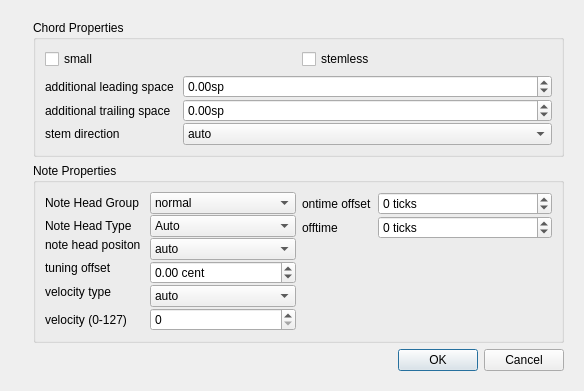
Qt form mscore/mscore/chordproperties.ui (musescore/musescore-old) before a commit.
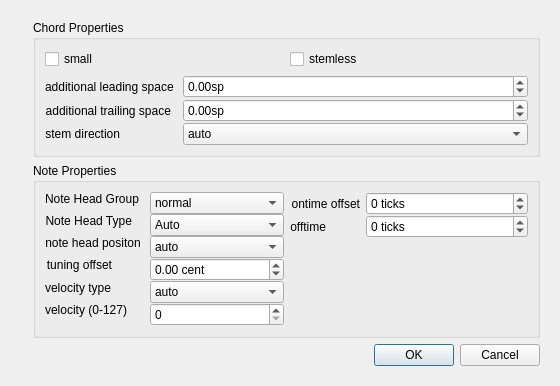
The same form after that commit. Icons and pictures are not drawn.

```diff
--- a/mscore/mscore/chordproperties.ui
+++ b/mscore/mscore/chordproperties.ui
@@ -6,8 +6,8 @@
    <rect>
     <x>0</x>
     <y>0</y>
-    <width>584</width>
-    <height>375</height>
+    <width>560</width>
+    <height>376</height>
    </rect>
   </property>
   <property name="windowTitle">
@@ -101,6 +101,12 @@
                <property name="text">
                 <string>additional trailing space</string>
                </property>
+               <property name="alignment">
+                <set>Qt::AlignRight|Qt::AlignTrailing|Qt::AlignVCenter</set>
+               </property>
+               <property name="margin">
+                <number>5</number>
+               </property>
               </widget>
              </item>
              <item row="1" column="1">
@@ -121,6 +127,12 @@
                <property name="text">
                 <string>stem direction</string>
                </property>
+               <property name="alignment">
+                <set>Qt::AlignRight|Qt::AlignTrailing|Qt::AlignVCenter</set>
+               </property>
+               <property name="margin">
+                <number>5</number>
+               </property>
               </widget>
              </item>
              <item row="2" column="1">
@@ -171,7 +183,7 @@
            <item>
             <layout class="QFormLayout" name="formLayout_3">
              <property name="verticalSpacing">
-              <number>1</number>
+              <number>0</number>
              </property>
              <item row="5" column="0">
               <widget class="QLabel" name="label_4">
@@ -184,6 +196,12 @@
                <property name="text">
                 <string>tuning offset</string>
                </property>
+               <property name="alignment">
+                <set>Qt::AlignRight|Qt::AlignTrailing|Qt::AlignVCenter</set>
+               </property>
+               <property name="margin">
+                <number>5</number>
+               </property>
               </widget>
              </item>
              <item row="5" column="1">
@@ -222,13 +240,31 @@
                <property name="text">
                 <string>velocity type</string>
                </property>
+               <property name="alignment">
+                <set>Qt::AlignRight|Qt::AlignTrailing|Qt::AlignVCenter</set>
+               </property>
+               <property name="margin">
+                <number>5</number>
+               </property>
               </widget>
              </item>
              <item row="8" column="0">
               <widget class="QLabel" name="label_8">
+               <property name="sizePolicy">
+                <sizepolicy hsizetype="Preferred" vsizetype="Fixed">
+                 <horstretch>0</horstretch>
+                 <verstretch>0</verstretch>
+                </sizepolicy>
+               </property>
                <property name="text">
                 <string>velocity (0-127)</string>
                </property>
+               <property name="alignment">
+                <set>Qt::AlignRight|Qt::AlignTrailing|Qt::AlignVCenter</set>
+               </property>
+               <property name="margin">
+                <number>5</number>
+               </property>
               </widget>
              </item>
              <item row="6" column="1">
@@ -277,6 +313,12 @@
                <property name="text">
                 <string>note head positon </string>
                </property>
+               <property name="alignment">
+                <set>Qt::AlignRight|Qt::AlignTrailing|Qt::AlignVCenter</set>
+               </property>
+               <property name="margin">
+                <number>5</number>
+               </property>
               </widget>
              </item>
              <item row="4" column="1">
@@ -306,16 +348,40 @@
              </item>
              <item row="2" column="0">
               <widget class="QLabel" name="label_13">
+               <property name="sizePolicy">
+                <sizepolicy hsizetype="Preferred" vsizetype="Fixed">
+                 <horstretch>0</horstretch>
+                 <verstretch>0</verstretch>
+                </sizepolicy>
+               </property>
                <property name="text">
                 <string>Note Head Group</string>
                </property>
+               <property name="alignment">
+                <set>Qt::AlignRight|Qt::AlignTrailing|Qt::AlignVCenter</set>
+               </property>
+               <property name="margin">
+                <number>5</number>
+               </property>
               </widget>
              </item>
              <item row="3" column="0">
               <widget class="QLabel" name="label_14">
+               <property name="sizePolicy">
+                <sizepolicy hsizetype="Preferred" vsizetype="Fixed">
+                 <horstretch>0</horstretch>
+                 <verstretch>0</verstretch>
+                </sizepolicy>
+               </property>
                <property name="text">
                 <string>Note Head Type</string>
                </property>
+               <property name="alignment">
+                <set>Qt::AlignRight|Qt::AlignTrailing|Qt::AlignVCenter</set>
+               </property>
+               <property name="margin">
+                <number>5</number>
+               </property>
               </widget>
              </item>
              <item row="2" column="1">
@@ -431,13 +497,19 @@
               <enum>QFormLayout::ExpandingFieldsGrow</enum>
              </property>
              <property name="verticalSpacing">
-              <number>1</number>
+              <number>0</number>
              </property>
              <item row="0" column="0">
               <widget class="QLabel" name="label_10">
                <property name="text">
                 <string>ontime offset</string>
                </property>
+               <property name="alignment">
+                <set>Qt::AlignRight|Qt::AlignTrailing|Qt::AlignVCenter</set>
+               </property>
+               <property name="margin">
+                <number>5</number>
+               </property>
               </widget>
              </item>
              <item row="0" column="1">
@@ -464,6 +536,12 @@
                <property name="text">
                 <string>offtime</string>
                </property>
+               <property name="alignment">
+                <set>Qt::AlignRight|Qt::AlignTrailing|Qt::AlignVCenter</set>
+               </property>
+               <property name="margin">
+                <number>5</number>
+               </property>
               </widget>
              </item>
              <item row="1" column="1">
```
Left out of the diff: 6 changed lines with no effect on the pictures.
